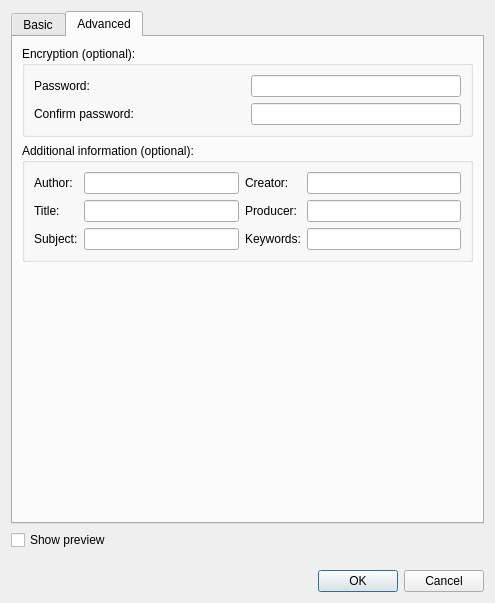
Above: qt/data/PdfExportDialog.ui from manisandro/gImageReader before the change. Below: the same form after it.
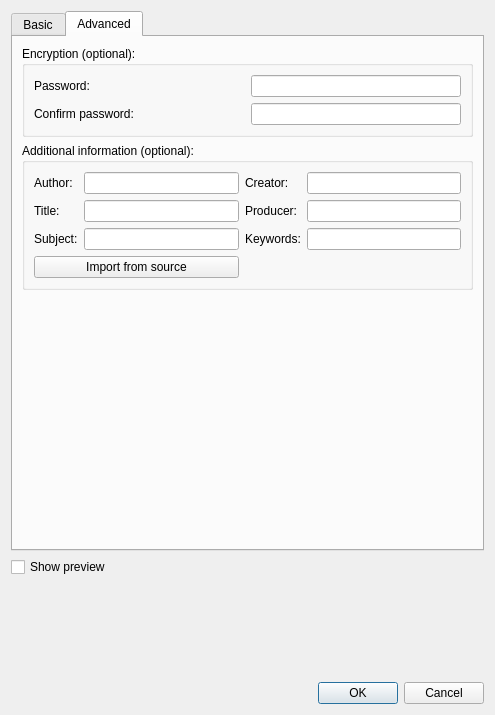
That is the form after the change. The open tabs and pages were chosen to show the change. Icons and pictures are not drawn.

Commit message:
[Qt] Added import additional info from input PDF
[Qt] Fixed empty sources list

Diff of the .ui file:
```diff
--- a/qt/data/PdfExportDialog.ui
+++ b/qt/data/PdfExportDialog.ui
@@ -7,7 +7,7 @@
     <x>0</x>
     <y>0</y>
     <width>495</width>
-    <height>603</height>
+    <height>715</height>
    </rect>
   </property>
   <property name="windowTitle">
@@ -619,6 +619,13 @@
           <item row="2" column="3">
            <widget class="QLineEdit" name="lineEditKeywords"/>
           </item>
+          <item row="3" column="0" colspan="2">
+           <widget class="QPushButton" name="pushButtonImportAddInfo">
+            <property name="text">
+             <string>Import from source</string>
+            </property>
+           </widget>
+          </item>
          </layout>
         </widget>
        </item>
```
Left out of the diff: 2 changed lines with no effect on the pictures. The commit also changes 4 other files.
